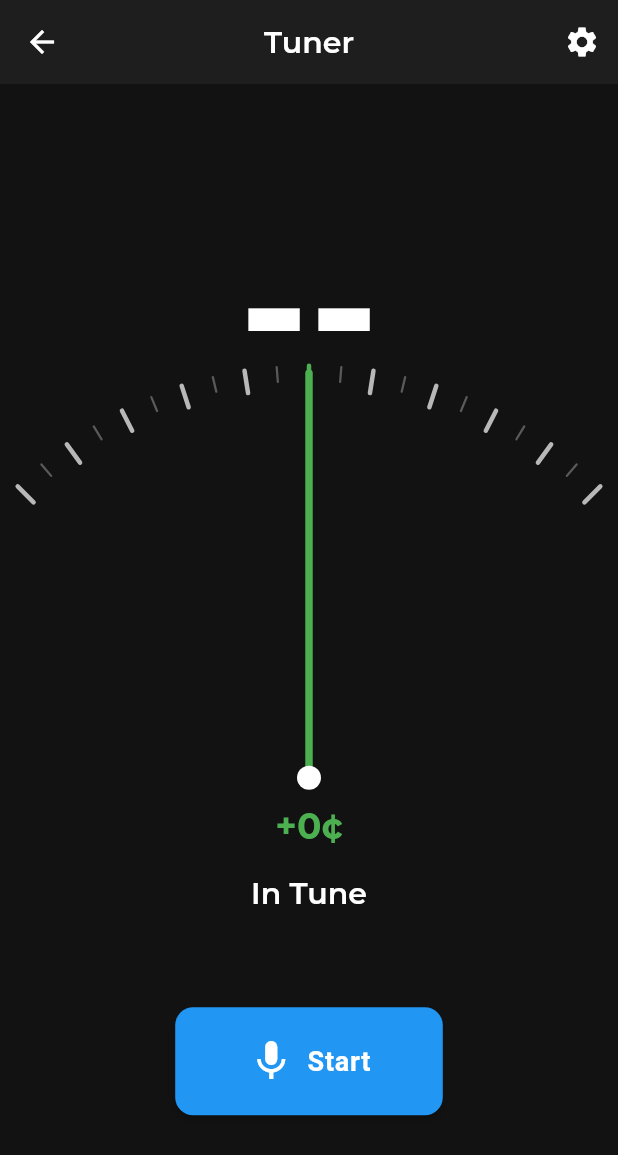
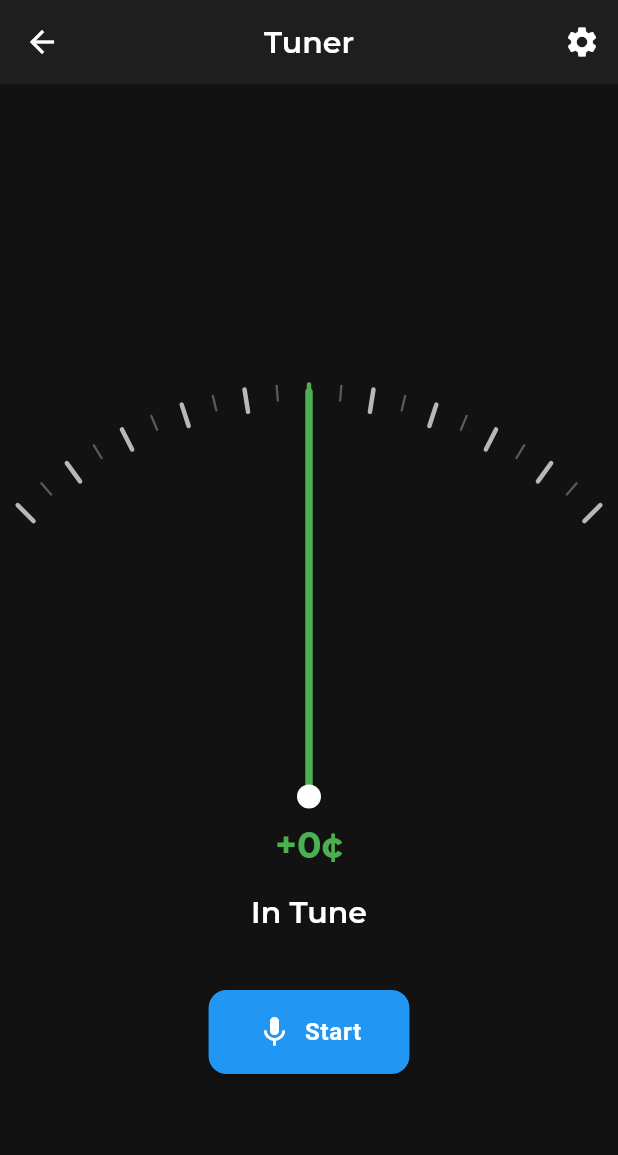
Before and after one commit to hiucdh/guitar_tuna, a Flutter app: the TunerScreen screen opened by its route, on a phone screen of 412 x 824 dp. Shown: the top 1155 px of the screen. Run offline on Flutter 3.47's test engine with Material 3 defaults, Android fonts, the phone set to English and light mode, and no system bars; our stand-ins replace audioplayers, dartz, equatable, google_fonts, permission_handler, shared_preferences; missing offline and left inert: flutter_audio_capture, pitch_detector_dart; accounts and stored records are empty.

Commit message:
refactor: Navigation overhaul (BottomBar, Settings Icon) and Tuner UI fixes

```diff
--- a/lib/presentation/screens/chords/chord_library_screen.dart
+++ b/lib/presentation/screens/chords/chord_library_screen.dart
@@ -29,6 +29,12 @@ class _ChordLibraryScreenState extends State<ChordLibraryScreen> {
     return Scaffold(
       appBar: AppBar(
         title: const Text('Chord Library'),
+        actions: [
+          IconButton(
+            icon: const Icon(Icons.settings),
+            onPressed: () => Navigator.pushNamed(context, '/settings'),
+          ),
+        ],
       ),
       body: Consumer<ChordProvider>(
         builder: (context, provider, child) {
--- a/lib/presentation/screens/metronome/metronome_screen.dart
+++ b/lib/presentation/screens/metronome/metronome_screen.dart
@@ -50,6 +50,12 @@ class _MetronomeScreenState extends State<MetronomeScreen> with WidgetsBindingOb
     return Scaffold(
       appBar: AppBar(
         title: const Text('Metronome'),
+        actions: [
+          IconButton(
+            icon: const Icon(Icons.settings),
+            onPressed: () => Navigator.pushNamed(context, '/settings'),
+          ),
+        ],
       ),
       body: Consumer<MetronomeProvider>(
         builder: (context, provider, child) {
--- a/lib/presentation/screens/practice/practice_screen.dart
+++ b/lib/presentation/screens/practice/practice_screen.dart
@@ -34,6 +34,12 @@ class _PracticeScreenState extends State<PracticeScreen> {
     return Scaffold(
       appBar: AppBar(
         title: const Text('Backing Tracks'),
+        actions: [
+          IconButton(
+            icon: const Icon(Icons.settings),
+            onPressed: () => Navigator.pushNamed(context, '/settings'),
+          ),
+        ],
       ),
       body: Consumer<PracticeProvider>(
         builder: (context, provider, child) {
--- a/lib/presentation/screens/settings/settings_screen.dart
+++ b/lib/presentation/screens/settings/settings_screen.dart
@@ -145,6 +145,12 @@ class SettingsScreen extends StatelessWidget {
             title: 'Advanced',
             children: [
               ListTile(
+                leading: const Icon(Icons.info_outline),
+                title: const Text('About'),
+                onTap: () => Navigator.pushNamed(context, '/about'),
+              ),
+              const Divider(height: 1),
+              ListTile(
                 leading: const Icon(Icons.restore, color: Colors.red),
                 title: const Text('Reset to Defaults'),
                 onTap: () async {
--- a/lib/presentation/screens/tuner/tuner_screen.dart
+++ b/lib/presentation/screens/tuner/tuner_screen.dart
@@ -17,7 +17,7 @@ class TunerScreen extends StatelessWidget {
           IconButton(
             icon: const Icon(Icons.settings),
             onPressed: () {
-              // TODO: Navigate to tuner settings
+              Navigator.pushNamed(context, '/settings');
             },
           ),
         ],
@@ -27,9 +27,11 @@ class TunerScreen extends StatelessWidget {
           final tuner = context.watch<TunerProvider>();
 
           return Center(
-            child: Column(
-              mainAxisAlignment: MainAxisAlignment.center,
-              children: [
+            child: SingleChildScrollView(
+              padding: const EdgeInsets.symmetric(vertical: 16),
+              child: Column(
+                mainAxisAlignment: MainAxisAlignment.center,
+                children: [
                 // Current Tuning Name
                 if (tuner.selectedTuning != null)
                   Padding(
@@ -45,7 +47,7 @@ class TunerScreen extends StatelessWidget {
 
                 // Detected note display
                 Text(
-                  tuner.detectedNote ?? '--',
+                  tuner.isListening ? (tuner.detectedNote ?? '') : '',
                   style: context.textTheme.displayLarge?.copyWith(
                     fontSize: 120,
                     fontWeight: FontWeight.bold,
@@ -54,7 +56,7 @@ class TunerScreen extends StatelessWidget {
                 const SizedBox(height: 16),
 
 
-                const SizedBox(height: 32),
+                const SizedBox(height: 16),
 
                 // Tuner Meter
                 TweenAnimationBuilder<double>(
@@ -97,7 +99,7 @@ class TunerScreen extends StatelessWidget {
                       fontSize: 20,
                     ),
                   ),
-                const SizedBox(height: 48),
+                const SizedBox(height: 24),
 
                 // Start/Stop button
                 ElevatedButton.icon(
@@ -110,20 +112,21 @@ class TunerScreen extends StatelessWidget {
                   },
                   icon: Icon(
                     tuner.isListening ? Icons.stop : Icons.mic,
-                    size: 32,
+                    size: 24,
                   ),
                   label: Text(
                     tuner.isListening ? 'Stop' : 'Start',
-                    style: const TextStyle(fontSize: 18),
+                    style: const TextStyle(fontSize: 16),
                   ),
                   style: ElevatedButton.styleFrom(
                     padding: const EdgeInsets.symmetric(
-                      horizontal: 48,
-                      vertical: 20,
+                      horizontal: 32,
+                      vertical: 16,
                     ),
                   ),
                 ),
               ],
+            ),
             ),
           );
         },
```
Also changed, not shown: lib/presentation/screens/home/home_screen.dart (+63 -84 lines).
